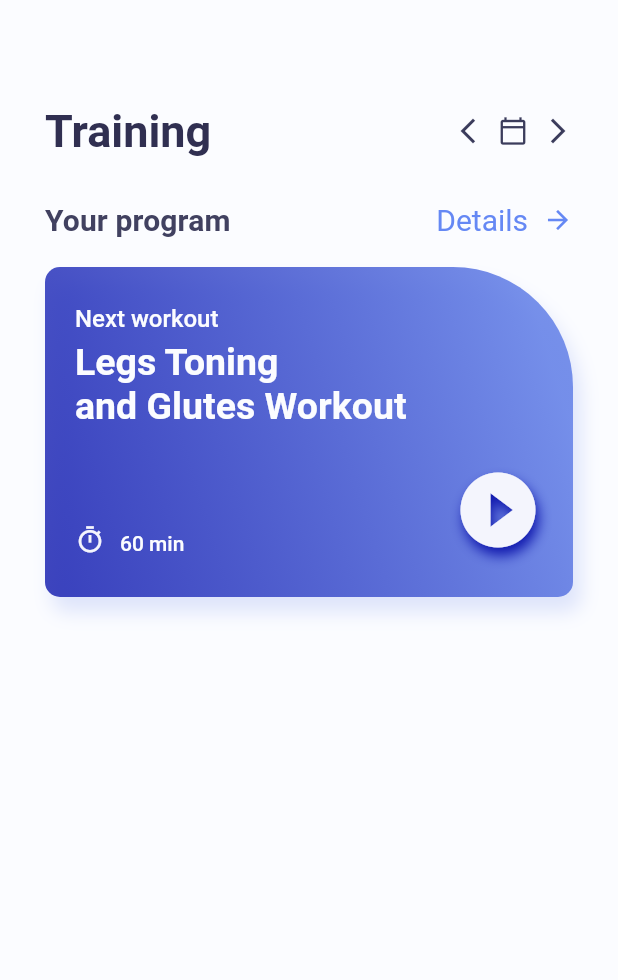
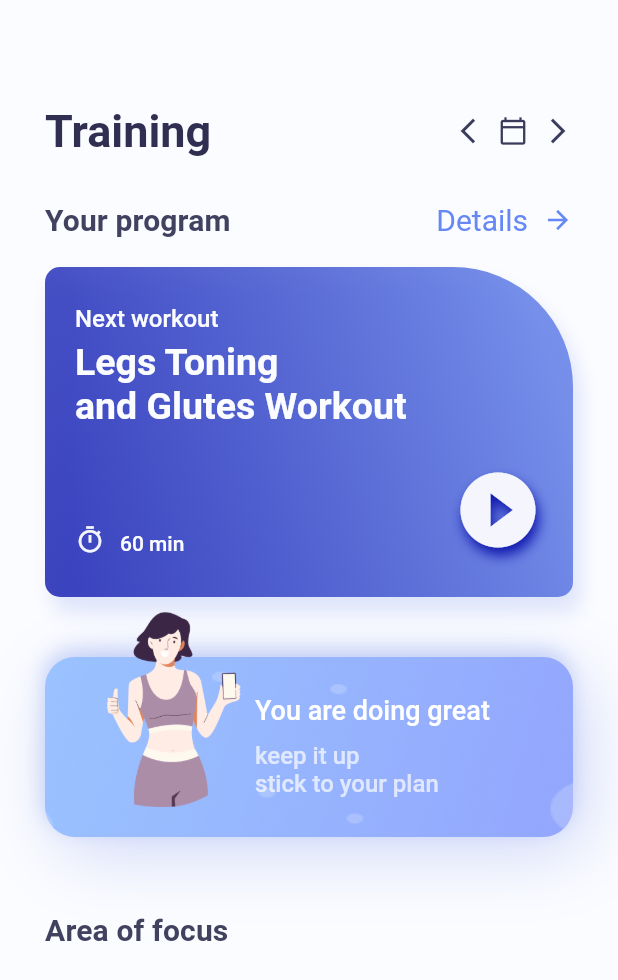
Before and after one commit to dudeel/FitnessManager, a Flutter app: the screen it shows after launch, on a phone screen of 412 x 824 dp. Shown: the top 980 px of the screen. Run offline on Flutter 3.47's test engine with Material 2 defaults, Android fonts, the phone set to English and light mode, and no system bars.

Commit message:
Add second card in homePage

```diff
--- a/lib/features/home/presentation/home_page.dart
+++ b/lib/features/home/presentation/home_page.dart
@@ -1,5 +1,4 @@
 import 'package:fitness_manager/core/styles/colors.dart';
-import 'package:fitness_manager/core/styles/theme.dart';
 import 'package:flutter/material.dart';
 
 class HomePage extends StatefulWidget {
@@ -134,7 +133,94 @@ class _HomePageState extends State<HomePage> {
                   ],
                 ),
               ),
-            )
+            ),
+            const SizedBox(height: 10),
+            SizedBox(
+              width: MediaQuery.of(context).size.width,
+              height: 180,
+              child: Stack(
+                alignment: Alignment.centerLeft,
+                children: [
+                  Container(
+                    width: MediaQuery.of(context).size.width,
+                    height: 120,
+                    decoration: BoxDecoration(
+                      borderRadius: BorderRadius.circular(20),
+                      image: const DecorationImage(
+                        image: AssetImage(
+                          "assets/banner.png",
+                        ),
+                        fit: BoxFit.fill,
+                      ),
+                      boxShadow: [
+                        BoxShadow(
+                          blurRadius: 40,
+                          offset: const Offset(8, 10),
+                          color: AppColor.gradientSecond.withOpacity(0.3),
+                        ),
+                        BoxShadow(
+                          blurRadius: 10,
+                          offset: const Offset(-1, -5),
+                          color: AppColor.gradientSecond.withOpacity(0.3),
+                        ),
+                      ],
+                    ),
+                  ),
+                  Container(
+                    height: 150,
+                    width: MediaQuery.of(context).size.width,
+                    margin:
+                        const EdgeInsets.only(left: 20, right: 200, bottom: 50),
+                    decoration: BoxDecoration(
+                      borderRadius: BorderRadius.circular(20),
+                      image: const DecorationImage(
+                        image: AssetImage(
+                          "assets/girl_like.png",
+                        ),
+                      ),
+                    ),
+                  ),
+                  Container(
+                    width: double.maxFinite,
+                    height: 100,
+                    margin:
+                        const EdgeInsets.only(left: 140, right: 20, top: 30),
+                    child: const Column(
+                      crossAxisAlignment: CrossAxisAlignment.start,
+                      children: [
+                        Text(
+                          "You are doing great",
+                          style: TextStyle(
+                            fontSize: 18,
+                            fontWeight: FontWeight.w500,
+                            color: Colors.white,
+                          ),
+                        ),
+                        SizedBox(height: 10),
+                        Text(
+                          "keep it up\nstick to your plan",
+                          style: TextStyle(
+                            fontSize: 16,
+                            fontWeight: FontWeight.w500,
+                            color: Colors.white70,
+                          ),
+                        ),
+                      ],
+                    ),
+                  ),
+                ],
+              ),
+            ),
+            const SizedBox(height: 20),
+            Row(
+              children: [
+                Text(
+                  "Area of focus",
+                  textAlign: TextAlign.left,
+                  style: theme.textTheme.titleSmall,
+                )
+              ],
+            ),
           ],
         ),
       ),
--- a/pubspec.yaml
+++ b/pubspec.yaml
@@ -21,9 +21,8 @@ dev_dependencies:
 flutter:
   uses-material-design: true
 
-  # assets:
-  #   - images/a_dot_burr.jpeg
-  #   - images/a_dot_ham.jpeg
+  assets:
+    - assets/
 
   # fonts:
   #   - family: Schyler
```
Also changed, not shown: assets/banner.png (added), assets/girl_like.png (added), assets/girl_sitspng.png (added), assets/man_2_.png (added), assets/runner_2_.png (added).
